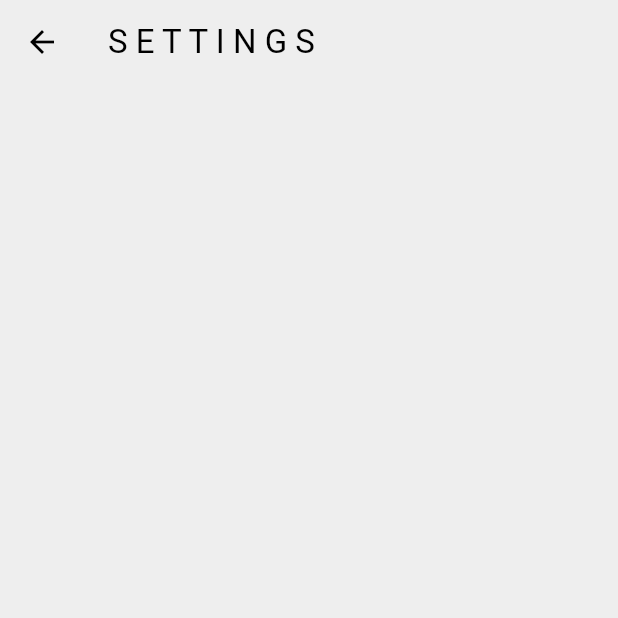
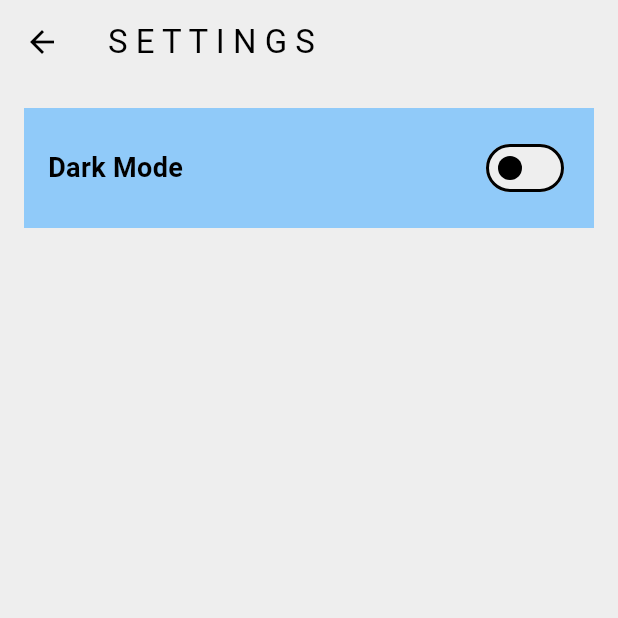
Before and after one commit to abelphobia/erosmic, a Flutter app: the SettingsPage screen opened directly, on a phone screen of 412 x 824 dp, the top half of it. Run offline on Flutter 3.47's test engine with Material 3 defaults, Android fonts, the light colour scheme and no system bars.

Commit message:
in progress

```diff
--- a/lib/categories/my_drawer.dart
+++ b/lib/categories/my_drawer.dart
@@ -131,7 +131,7 @@ class MyDrawer extends StatelessWidget {
             ),
           ),
 
-          // settings
+          // settings tile
           Padding(
             padding: EdgeInsets.only(left: 30.0, top: 26.0),
             child: ListTile(
--- a/lib/main.dart
+++ b/lib/main.dart
@@ -18,6 +18,7 @@ class MyApp extends StatelessWidget {
   @override
   Widget build(BuildContext context) {
     return MaterialApp(
+      debugShowCheckedModeBanner: false,
       title: 'Erosmic',
       home: HomePage(),
       theme: Provider.of<ThemeProvider>(context).themeData,
--- a/lib/pages/settings_page.dart
+++ b/lib/pages/settings_page.dart
@@ -1,4 +1,6 @@
 import 'package:flutter/material.dart';
+import 'package:provider/provider.dart';
+import 'package:erosmic/themes/theme_setter.dart';
 
 class SettingsPage extends StatelessWidget {
   const SettingsPage({super.key});
@@ -7,7 +9,33 @@ class SettingsPage extends StatelessWidget {
   Widget build(BuildContext context) {
     return Scaffold(
       backgroundColor: Theme.of(context).colorScheme.surface,
-      appBar: AppBar(title: Text("S E T T I N G S")),
+      appBar: AppBar(title: const Text("S E T T I N G S")),
+      body: Container(
+        decoration: BoxDecoration(color: Theme.of(context).colorScheme.primary),
+        padding: const EdgeInsets.all(16.0),
+        margin: const EdgeInsets.all(16.0),
+        child: Row(
+          mainAxisAlignment: MainAxisAlignment.spaceBetween,
+          children: [
+            // dark mode toggle
+            const Text(
+              "Dark Mode",
+              style: TextStyle(fontSize: 18, fontWeight: FontWeight.bold),
+            ),
+
+            // switch
+            Switch(
+              value: Provider.of<ThemeProvider>(context).isDarkMode,
+              onChanged: (value) {
+                Provider.of<ThemeProvider>(
+                  context,
+                  listen: false,
+                ).toggleTheme();
+              },
+            ),
+          ],
+        ),
+      ),
     );
   }
 }
```
Also changed, not shown: lib/pages/home_page.dart (+85 -2 lines), lib/themes/theme_setter.dart (+6 -6 lines), lib/models/songs.dart (added).
